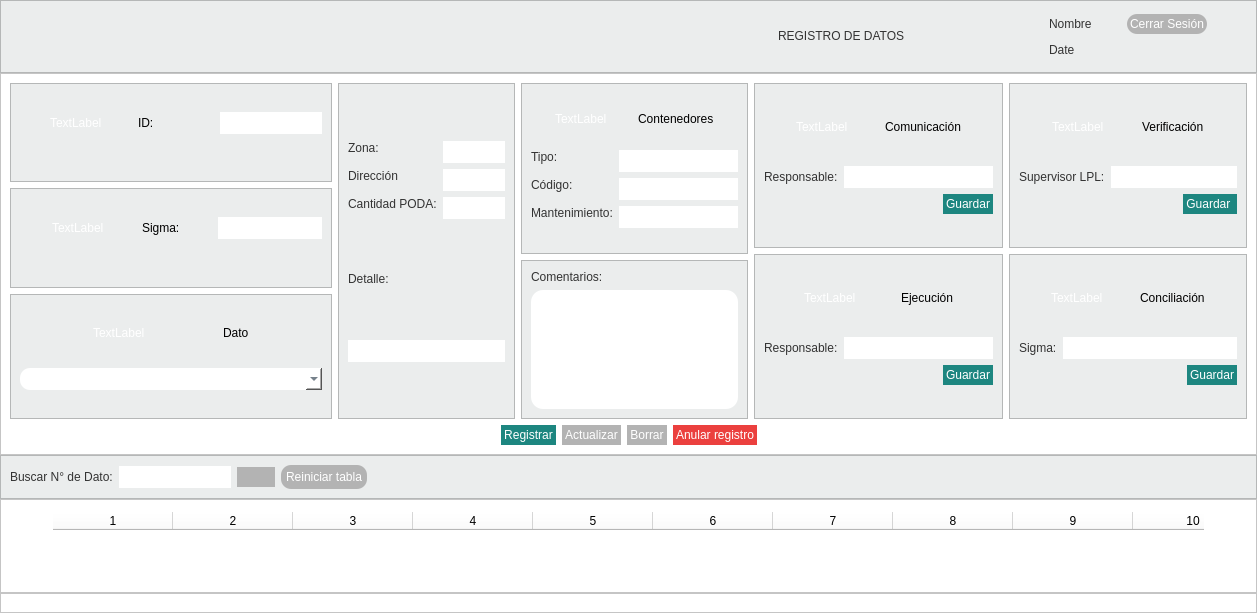
Old version of the form registro_datos.ui in the repository altitude-solutions/Operador_Radio.
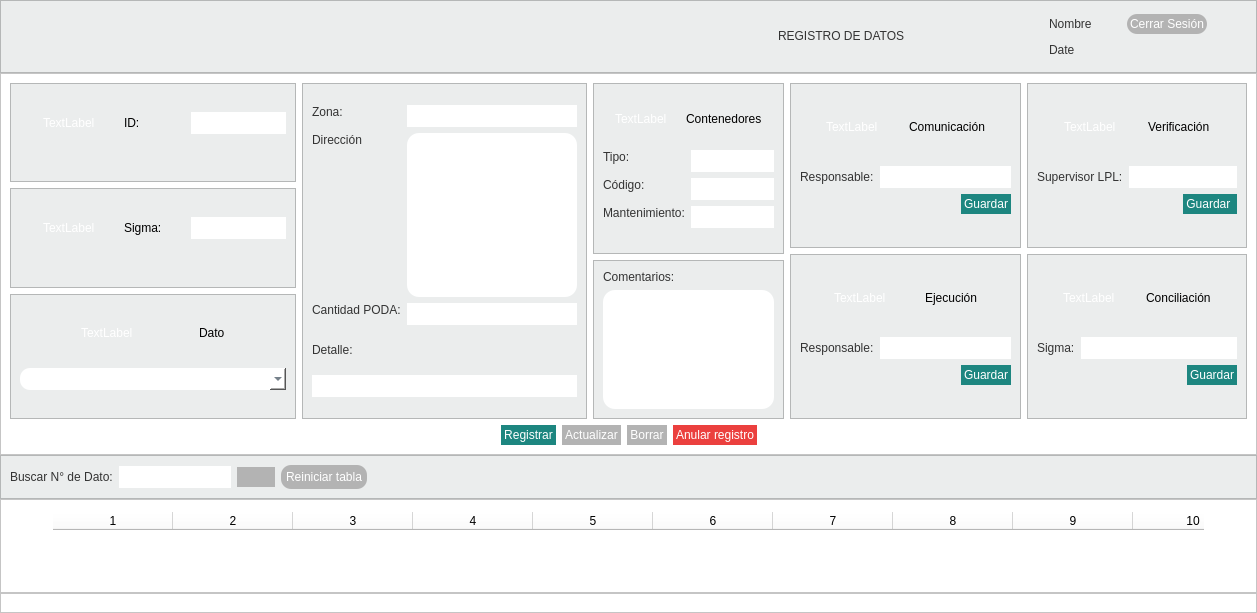
New version of the form.

Diff of the .ui file:
```diff
--- a/registro_datos.ui
+++ b/registro_datos.ui
@@ -806,25 +806,6 @@
                    </property>
                   </widget>
                  </item>
-                 <item row="1" column="1">
-                  <widget class="QLineEdit" name="label_calle">
-                   <property name="sizePolicy">
-                    <sizepolicy hsizetype="Expanding" vsizetype="Fixed">
-                     <horstretch>0</horstretch>
-                     <verstretch>0</verstretch>
-                    </sizepolicy>
-                   </property>
-                   <property name="styleSheet">
-                    <string notr="true">background-color: white;
-border-style: outset;
-border-radius: 12px;
-font: 10pt &quot;MS Shell Dlg 2&quot;;
-color: #333333;
-min-width: 9em;
-padding: 3px;</string>
-                   </property>
-                  </widget>
-                 </item>
                  <item row="2" column="0">
                   <widget class="QLabel" name="label_user_14">
                    <property name="sizePolicy">
@@ -863,6 +844,23 @@
                    </property>
                   </widget>
                  </item>
+                 <item row="1" column="1">
+                  <widget class="QTextEdit" name="label_calle">
+                   <property name="styleSheet">
+                    <string notr="true">background-color: white;
+border-style: outset;
+border-radius: 12px;
+font: 10pt &quot;MS Shell Dlg 2&quot;;
+color: #333333;
+min-width: 9em;
+max-height: 3em;
+padding: 3px;</string>
+                   </property>
+                   <property name="tabChangesFocus">
+                    <bool>true</bool>
+                   </property>
+                  </widget>
+                 </item>
                 </layout>
                </item>
                <item>
```
Left out of the diff: 28 changed lines with no effect on the pictures.
